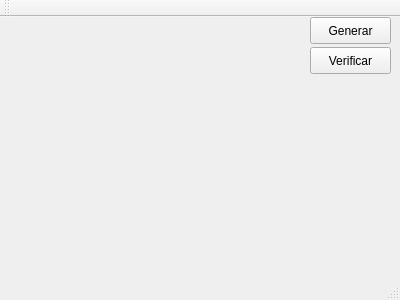
The window that Fuente/maintable.ui (jegerima/QSudoku) describes before a commit, drawn with Qt 5.
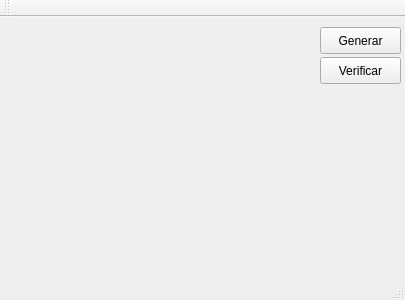
The same window after the commit.

Patch:
```diff
--- a/Fuente/maintable.ui
+++ b/Fuente/maintable.ui
@@ -6,7 +6,7 @@
    <rect>
     <x>0</x>
     <y>0</y>
-    <width>400</width>
+    <width>405</width>
     <height>300</height>
    </rect>
   </property>
@@ -17,8 +17,8 @@
    <widget class="QWidget" name="gridLayoutWidget">
     <property name="geometry">
      <rect>
-      <x>0</x>
-      <y>0</y>
+      <x>10</x>
+      <y>10</y>
       <width>301</width>
       <height>241</height>
      </rect>
@@ -28,8 +28,8 @@
    <widget class="QPushButton" name="cmdVerificar">
     <property name="geometry">
      <rect>
-      <x>310</x>
-      <y>30</y>
+      <x>320</x>
+      <y>40</y>
       <width>81</width>
       <height>27</height>
      </rect>
@@ -41,8 +41,8 @@
    <widget class="QPushButton" name="cmdGen">
     <property name="geometry">
      <rect>
-      <x>310</x>
-      <y>0</y>
+      <x>320</x>
+      <y>10</y>
       <width>81</width>
       <height>27</height>
      </rect>
```
Left out of the diff: 6 changed lines with no effect on the pictures.
